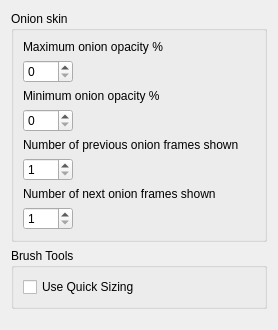
Above: app/ui/toolspage.ui from pencil2d/pencil before the change. Below: the same form after it.
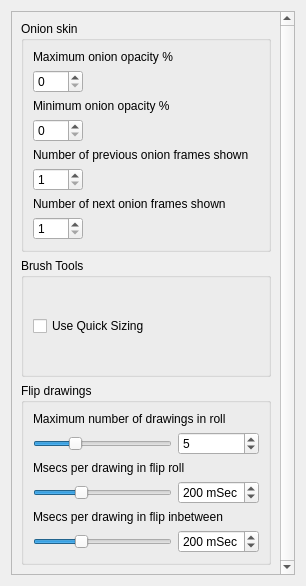
That is the form after the change.

The edit to the form file:
```diff
--- a/app/ui/toolspage.ui
+++ b/app/ui/toolspage.ui
@@ -6,11 +6,38 @@
    <rect>
     <x>0</x>
     <y>0</y>
-    <width>278</width>
-    <height>330</height>
+    <width>306</width>
+    <height>586</height>
    </rect>
   </property>
-  <layout class="QVBoxLayout" name="lay2">
+  <property name="sizePolicy">
+   <sizepolicy hsizetype="Preferred" vsizetype="Preferred">
+    <horstretch>0</horstretch>
+    <verstretch>0</verstretch>
+   </sizepolicy>
+  </property>
+  <layout class="QVBoxLayout" name="verticalLayout_3">
+   <item>
+    <widget class="QScrollArea" name="scrollArea">
+     <property name="verticalScrollBarPolicy">
+      <enum>Qt::ScrollBarAlwaysOn</enum>
+     </property>
+     <property name="horizontalScrollBarPolicy">
+      <enum>Qt::ScrollBarAlwaysOff</enum>
+     </property>
+     <property name="widgetResizable">
+      <bool>true</bool>
+     </property>
+     <widget class="QWidget" name="scrollAreaWidgetContents">
+      <property name="geometry">
+       <rect>
+        <x>0</x>
+        <y>0</y>
+        <width>286</width>
+        <height>566</height>
+       </rect>
+      </property>
+      <layout class="QVBoxLayout" name="verticalLayout_4">
    <item>
     <widget class="QGroupBox" name="onionSkinBox">
      <property name="title">
@@ -147,17 +174,150 @@
     </widget>
    </item>
    <item>
-    <spacer name="verticalSpacer">
+        <widget class="QGroupBox" name="flipBox">
+         <property name="title">
+          <string>Flip drawings</string>
+         </property>
+         <layout class="QVBoxLayout" name="verticalLayout">
+          <item>
+           <layout class="QGridLayout" name="gridLayout">
+            <item row="0" column="0" colspan="2">
+             <widget class="QLabel" name="flipRollNumDrawingsLabel">
+              <property name="text">
+               <string>Maximum number of drawings in roll</string>
+              </property>
+             </widget>
+            </item>
+            <item row="1" column="0">
+             <widget class="QSlider" name="flipRollNumDrawingsSlider">
+              <property name="minimum">
+               <number>3</number>
+              </property>
+              <property name="maximum">
+               <number>10</number>
+              </property>
+              <property name="value">
+               <number>5</number>
+              </property>
      <property name="orientation">
-      <enum>Qt::Vertical</enum>
-     </property>
-     <property name="sizeHint" stdset="0">
-      <size>
-       <width>0</width>
-       <height>0</height>
-      </size>
-     </property>
-    </spacer>
+               <enum>Qt::Horizontal</enum>
+              </property>
+             </widget>
+            </item>
+            <item row="1" column="1">
+             <widget class="QSpinBox" name="flipRollNumDrawingsSpinBox">
+              <property name="suffix">
+               <string/>
+              </property>
+              <property name="minimum">
+               <number>3</number>
+              </property>
+              <property name="maximum">
+               <number>10</number>
+              </property>
+              <property name="value">
+               <number>5</number>
+              </property>
+             </widget>
+            </item>
+            <item row="2" column="0" colspan="2">
+             <widget class="QLabel" name="flipRollMsecsLabel">
+              <property name="text">
+               <string>Msecs per drawing in flip roll</string>
+              </property>
+             </widget>
+            </item>
+            <item row="3" column="0">
+             <widget class="QSlider" name="flipRollMsecsSlider">
+              <property name="minimum">
+               <number>100</number>
+              </property>
+              <property name="maximum">
+               <number>400</number>
+              </property>
+              <property name="value">
+               <number>200</number>
+              </property>
+              <property name="orientation">
+               <enum>Qt::Horizontal</enum>
+              </property>
+             </widget>
+            </item>
+            <item row="3" column="1">
+             <widget class="QSpinBox" name="flipRollMsecsSpinBox">
+              <property name="suffix">
+               <string> mSec</string>
+              </property>
+              <property name="minimum">
+               <number>100</number>
+              </property>
+              <property name="maximum">
+               <number>400</number>
+              </property>
+              <property name="singleStep">
+               <number>5</number>
+              </property>
+              <property name="value">
+               <number>200</number>
+              </property>
+             </widget>
+            </item>
+            <item row="4" column="0" colspan="2">
+             <widget class="QLabel" name="flipInBtwnLabel">
+              <property name="text">
+               <string>Msecs per drawing in flip inbetween</string>
+              </property>
+             </widget>
+            </item>
+            <item row="5" column="0">
+             <widget class="QSlider" name="flipInBtwnMsecSlider">
+              <property name="minimum">
+               <number>100</number>
+              </property>
+              <property name="maximum">
+               <number>400</number>
+              </property>
+              <property name="singleStep">
+               <number>5</number>
+              </property>
+              <property name="pageStep">
+               <number>50</number>
+              </property>
+              <property name="value">
+               <number>200</number>
+              </property>
+              <property name="orientation">
+               <enum>Qt::Horizontal</enum>
+              </property>
+             </widget>
+            </item>
+            <item row="5" column="1">
+             <widget class="QSpinBox" name="flipInBtwnMsecSpinBox">
+              <property name="suffix">
+               <string> mSec</string>
+              </property>
+              <property name="minimum">
+               <number>100</number>
+              </property>
+              <property name="maximum">
+               <number>400</number>
+              </property>
+              <property name="singleStep">
+               <number>5</number>
+              </property>
+              <property name="value">
+               <number>200</number>
+              </property>
+             </widget>
+            </item>
+           </layout>
+          </item>
+         </layout>
+        </widget>
+       </item>
+      </layout>
+     </widget>
+    </widget>
    </item>
   </layout>
  </widget>
```
Left out of the diff: 2 changed lines with no effect on the pictures. Lines whose indentation alone changed are shown as unchanged.
